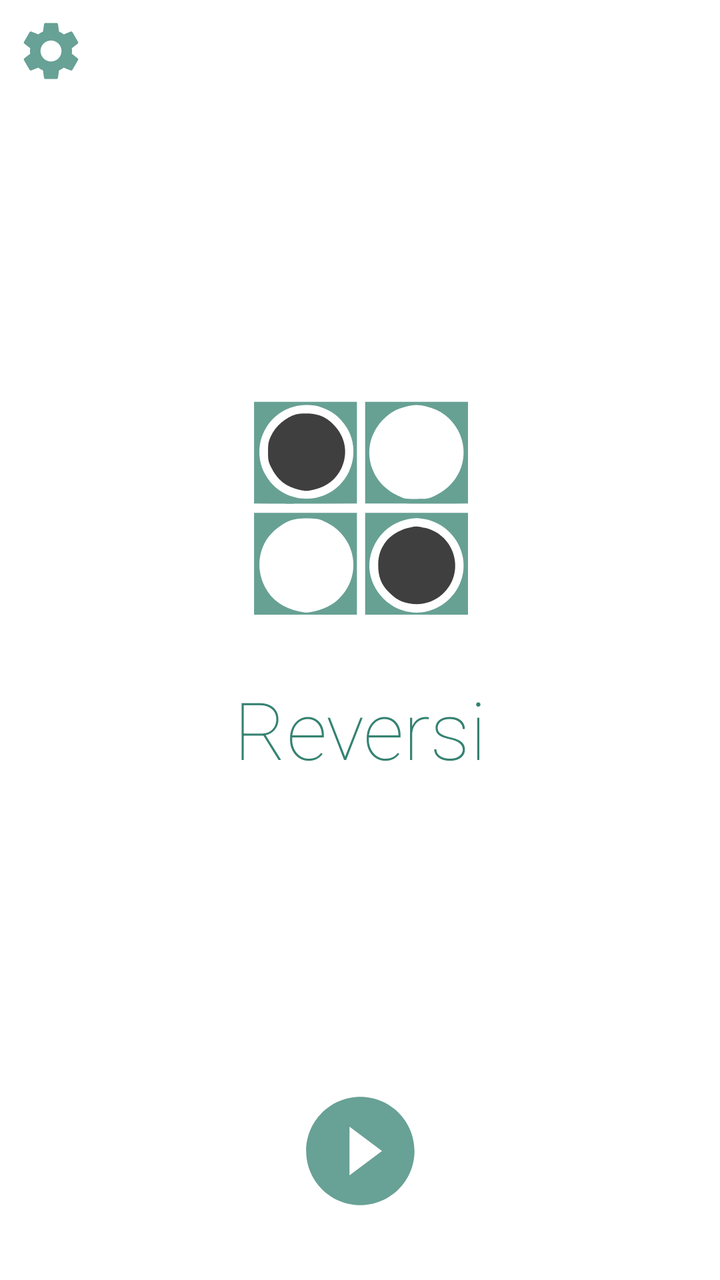
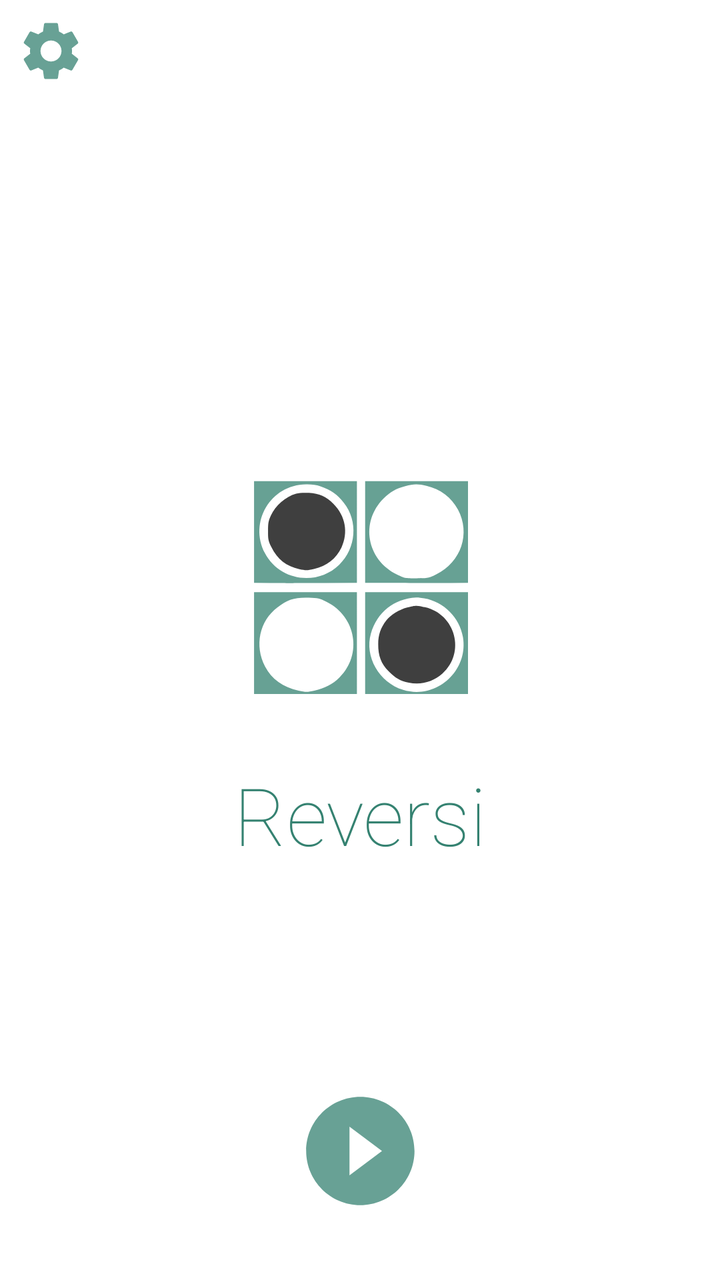

Before-and-after screenshots of an Android layout around one commit, followed by the original layout XML and the change that was made.
<!-- AndroidManifest.xml: application theme AppTheme -->
<!-- res/layout/activity_main.xml -->
<?xml version="1.0" encoding="utf-8"?>
<androidx.constraintlayout.widget.ConstraintLayout
        xmlns:android="http://schemas.android.com/apk/res/android"
        xmlns:tools="http://schemas.android.com/tools"
        xmlns:app="http://schemas.android.com/apk/res-auto"
        android:layout_width="match_parent"
        android:layout_height="match_parent"
        tools:context=".MainActivity"
        android:background="@color/white">

    <ImageView android:layout_width="wrap_content"
               android:layout_height="wrap_content"
               android:src="@drawable/ic_splash"
               app:layout_constraintTop_toTopOf="parent"
               android:layout_marginTop="100dp"
               app:layout_constraintEnd_toEndOf="parent"
               android:layout_marginEnd="10dp"
               app:layout_constraintStart_toStartOf="parent"
               android:layout_marginStart="10dp"
               android:layout_margin="10dp"
               android:id="@+id/logo"
               app:layout_constraintVertical_bias="0.25" android:contentDescription="@string/logo"
               app:layout_constraintBottom_toTopOf="@+id/playButton"/>
    <TextView
            android:text="@string/app_name"
            android:layout_width="0dp"
            android:layout_height="wrap_content" android:id="@+id/appName"
            app:layout_constraintEnd_toEndOf="parent"
            app:layout_constraintStart_toStartOf="parent" android:textSize="40sp" android:textAlignment="center"
            app:layout_constraintHorizontal_bias="0.0" android:fontFamily="sans-serif-thin"
            android:textColor="@color/colorPrimary"
            app:layout_constraintBottom_toBottomOf="@+id/logo" app:layout_constraintVertical_bias="0.78"
            app:layout_constraintTop_toTopOf="@+id/logo"/>
    <Button
            android:layout_width="35dp"
            android:layout_height="35dp" android:id="@+id/settingsButton"
            android:background="@drawable/ic_baseline_settings_24"
            app:layout_constraintTop_toTopOf="parent" app:layout_constraintStart_toStartOf="parent"
            app:layout_constraintEnd_toEndOf="parent" app:layout_constraintHorizontal_bias="0.0"
            android:layout_marginTop="8dp" android:layout_marginStart="8dp"/>
    <Button
            android:layout_width="65dp"
            android:layout_height="65dp" android:id="@+id/playButton"
            android:background="@drawable/ic_baseline_play_circle_filled_24"
            app:layout_constraintBottom_toBottomOf="parent" app:layout_constraintEnd_toEndOf="parent"
            app:layout_constraintStart_toStartOf="parent" android:layout_marginBottom="32dp"
    />

</androidx.constraintlayout.widget.ConstraintLayout>
<!-- resources referenced by this layout -->
<resources>
  <color name="colorPrimary">#358271</color>
  <color name="white">#ffffff</color>
  <!-- drawable ic_baseline_play_circle_filled_24 (drawable) -->
  <vector android:height="24dp" android:tint="@color/colorPrimary" android:alpha="0.75"
      android:viewportHeight="24" android:viewportWidth="24"
      android:width="24dp" xmlns:android="http://schemas.android.com/apk/res/android">
      <path android:fillColor="@android:color/white" android:pathData="M12,2C6.48,2 2,6.48 2,12s4.48,10 10,10 10,-4.48 10,-10S17.52,2 12,2zM10,16.5v-9l6,4.5 -6,4.5z"/>
  </vector>
  <!-- drawable ic_baseline_settings_24 (drawable) -->
  <vector android:alpha="0.75" android:height="24dp" android:tint="#358271"
          android:viewportHeight="24" android:viewportWidth="24"
          android:width="24dp" xmlns:android="http://schemas.android.com/apk/res/android">
      <path android:fillColor="@android:color/white" android:pathData="M19.14,12.94c0.04,-0.3 0.06,-0.61 0.06,-0.94c0,-0.32 -0.02,-0.64 -0.07,-0.94l2.03,-1.58c0.18,-0.14 0.23,-0.41 0.12,-0.61l-1.92,-3.32c-0.12,-0.22 -0.37,-0.29 -0.59,-0.22l-2.39,0.96c-0.5,-0.38 -1.03,-0.7 -1.62,-0.94L14.4,2.81c-0.04,-0.24 -0.24,-0.41 -0.48,-0.41h-3.84c-0.24,0 -0.43,0.17 -0.47,0.41L9.25,5.35C8.66,5.59 8.12,5.92 7.63,6.29L5.24,5.33c-0.22,-0.08 -0.47,0 -0.59,0.22L2.74,8.87C2.62,9.08 2.66,9.34 2.86,9.48l2.03,1.58C4.84,11.36 4.8,11.69 4.8,12s0.02,0.64 0.07,0.94l-2.03,1.58c-0.18,0.14 -0.23,0.41 -0.12,0.61l1.92,3.32c0.12,0.22 0.37,0.29 0.59,0.22l2.39,-0.96c0.5,0.38 1.03,0.7 1.62,0.94l0.36,2.54c0.05,0.24 0.24,0.41 0.48,0.41h3.84c0.24,0 0.44,-0.17 0.47,-0.41l0.36,-2.54c0.59,-0.24 1.13,-0.56 1.62,-0.94l2.39,0.96c0.22,0.08 0.47,0 0.59,-0.22l1.92,-3.32c0.12,-0.22 0.07,-0.47 -0.12,-0.61L19.14,12.94zM12,15.6c-1.98,0 -3.6,-1.62 -3.6,-3.6s1.62,-3.6 3.6,-3.6s3.6,1.62 3.6,3.6S13.98,15.6 12,15.6z"/>
  </vector>
  <!-- drawable ic_splash: vector/xml drawable (drawable, 2653 chars, omitted) -->
  <string name="app_name">Reversi</string>
  <string name="logo">Logo</string>
  <style name="AppTheme" parent="Theme.AppCompat.Light.NoActionBar">
          
          <item name="colorPrimary">@color/colorPrimary</item>
          <item name="colorPrimaryDark">@color/colorPrimaryDark</item>
          <item name="colorAccent">@color/colorAccent</item>
      </style>
  <color name="colorPrimaryDark">#358271</color>
  <color name="colorAccent">#358271</color>
</resources>

<!-- the commit's change to res/layout/activity_main.xml (unified diff, before → after) -->
@@ -9,18 +9,17 @@
         android:background="@color/white">
 
     <ImageView android:layout_width="wrap_content"
-               android:layout_height="wrap_content"
+               android:layout_height="0dp"
                android:src="@drawable/ic_splash"
-               app:layout_constraintTop_toTopOf="parent"
-               android:layout_marginTop="100dp"
                app:layout_constraintEnd_toEndOf="parent"
                android:layout_marginEnd="10dp"
                app:layout_constraintStart_toStartOf="parent"
                android:layout_marginStart="10dp"
                android:layout_margin="10dp"
                android:id="@+id/logo"
-               app:layout_constraintVertical_bias="0.25" android:contentDescription="@string/logo"
-               app:layout_constraintBottom_toTopOf="@+id/playButton"/>
+               android:contentDescription="@string/logo"
+               app:layout_constraintBottom_toTopOf="@+id/playButton"
+               app:layout_constraintTop_toBottomOf="@+id/settingsButton"/>
     <TextView
             android:text="@string/app_name"
             android:layout_width="0dp"
@@ -29,8 +28,8 @@
             app:layout_constraintStart_toStartOf="parent" android:textSize="40sp" android:textAlignment="center"
             app:layout_constraintHorizontal_bias="0.0" android:fontFamily="sans-serif-thin"
             android:textColor="@color/colorPrimary"
-            app:layout_constraintBottom_toBottomOf="@+id/logo" app:layout_constraintVertical_bias="0.78"
-            app:layout_constraintTop_toTopOf="@+id/logo"/>
+            app:layout_constraintVertical_bias="0.75"
+            app:layout_constraintTop_toTopOf="@+id/logo" app:layout_constraintBottom_toTopOf="@+id/playButton"/>
     <Button
             android:layout_width="35dp"
             android:layout_height="35dp" android:id="@+id/settingsButton"
